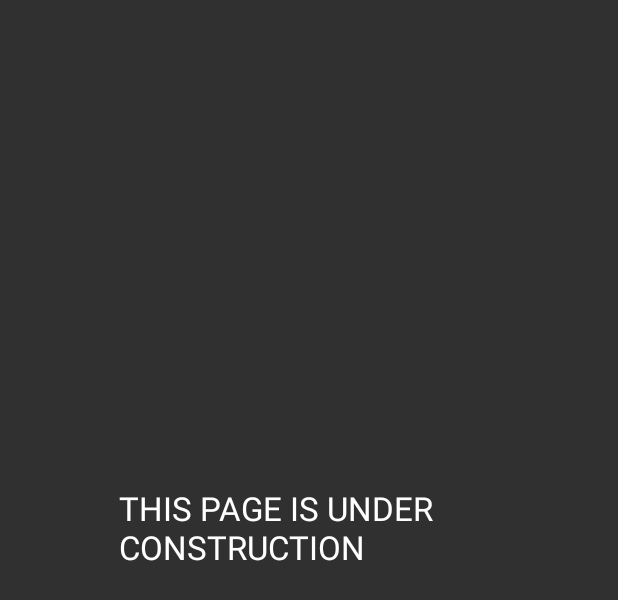
After one commit to shivekkhurana/Fragment-Activity, an Android app: the layout about_class.xml on its own in the app's theme, with its tools: preview values and no code run, on a phone screen of 412 x 824 dp. The commit adds this screen. Shown: the top 600 px of the screen. Run offline under Robolectric (Android 15) with nearby library versions, the phone set to English and light mode, and no system bars.

Commit message:
initial commit

```diff
--- /dev/null
+++ b/fragment/src/main/res/layout/about_class.xml
@@ -0,0 +1,14 @@
+<?xml version="1.0" encoding="utf-8"?>
+<FrameLayout
+    android:layout_width="fill_parent"
+    android:layout_height="fill_parent"
+    xmlns:android="http://schemas.android.com/apk/res/android">
+
+    <TextView
+        android:layout_width="253dp"
+        android:layout_height="176dp"
+        android:textAppearance="?android:attr/textAppearanceLarge"
+        android:text="THIS PAGE IS UNDER CONSTRUCTION"
+        android:id="@+id/textView"
+        android:layout_gravity="center" />
+</FrameLayout>
```
Also changed, not shown: fragment/src/main/java/com/fragment/MainActivity.java (+1 -9 lines), fragment/src/main/java/com/fragment/aboutClass.java (added, +26 -0 lines).
